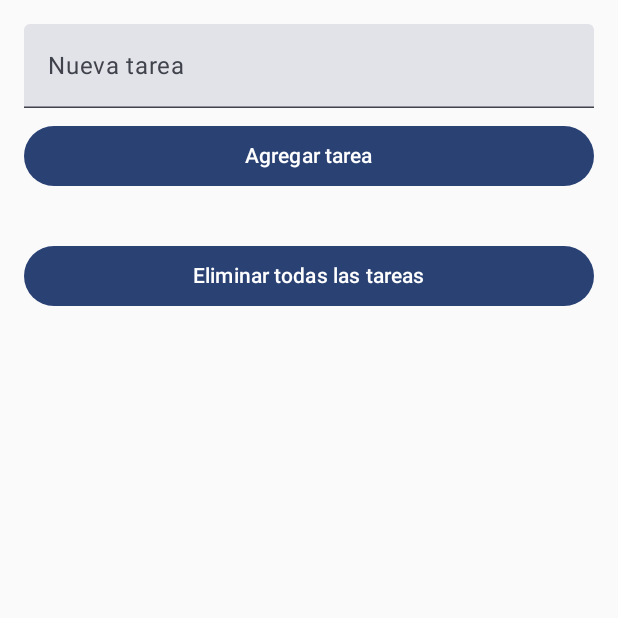
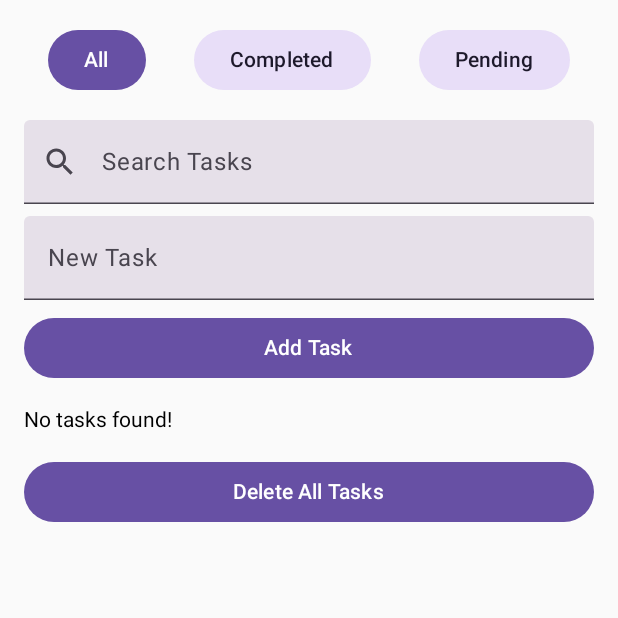
Before and after one commit to Esleytertecsup/Lab-08, an Android app built with Jetpack Compose: the screen it shows after launch (MainActivity), on a phone screen of 412 x 824 dp, the top half of it. Run offline under Robolectric (Android 15) with nearby library versions, the phone set to English and light mode, and no system bars; our stand-ins replace Room's generated code.

Commit message:
Subiendo archivos

```diff
--- a/app/src/main/java/com/example/lab08/MainActivity.kt
+++ b/app/src/main/java/com/example/lab08/MainActivity.kt
@@ -7,26 +7,27 @@ import androidx.activity.enableEdgeToEdge
 import androidx.compose.foundation.layout.*
 import androidx.compose.material3.*
 import androidx.compose.runtime.*
+import androidx.compose.ui.Alignment
 import androidx.compose.ui.Modifier
 import androidx.compose.ui.unit.dp
 import androidx.lifecycle.viewmodel.compose.viewModel
+import com.example.lab08.data.Task
 import com.example.lab08.data.TaskDatabase
 import com.example.lab08.data.TaskViewModel
-import com.example.lab08.ui.theme.Lab08Theme
-import kotlinx.coroutines.launch
+import com.example.lab08.data.TaskViewModel.FilterType
+import androidx.compose.material.icons.Icons
+import androidx.compose.material.icons.filled.Delete
+import androidx.compose.material.icons.filled.Search
 
 class MainActivity : ComponentActivity() {
     override fun onCreate(savedInstanceState: Bundle?) {
         super.onCreate(savedInstanceState)
         enableEdgeToEdge()
         setContent {
-            Lab08Theme {
             val db = TaskDatabase.getDatabase(applicationContext)
             val taskDao = db.taskDao()
             val viewModel: TaskViewModel = viewModel(factory = TaskViewModelFactory(taskDao))
-
             TaskScreen(viewModel)
-            }
         }
     }
 }
@@ -45,16 +46,65 @@ class TaskViewModelFactory(private val taskDao: com.example.lab08.data.TaskDao)
 fun TaskScreen(viewModel: TaskViewModel) {
     val tasks by viewModel.tasks.collectAsState()
     var newTaskDescription by remember { mutableStateOf("") }
+    var taskBeingEdited by remember { mutableStateOf<Task?>(null) }
+    var editedDescription by remember { mutableStateOf("") }
+    var selectedFilter by remember { mutableStateOf(FilterType.ALL) }
+    var searchQuery by remember { mutableStateOf("") }
 
     Column(
         modifier = Modifier
             .fillMaxSize()
             .padding(16.dp)
     ) {
+        Row(
+            modifier = Modifier.fillMaxWidth(),
+            horizontalArrangement = Arrangement.SpaceAround
+        ) {
+            FilterButton(
+                text = "All",
+                isSelected = selectedFilter == FilterType.ALL,
+                onClick = {
+                    selectedFilter = FilterType.ALL
+                    viewModel.setFilter(FilterType.ALL)
+                }
+            )
+            FilterButton(
+                text = "Completed",
+                isSelected = selectedFilter == FilterType.COMPLETED,
+                onClick = {
+                    selectedFilter = FilterType.COMPLETED
+                    viewModel.setFilter(FilterType.COMPLETED)
+                }
+            )
+            FilterButton(
+                text = "Pending",
+                isSelected = selectedFilter == FilterType.PENDING,
+                onClick = {
+                    selectedFilter = FilterType.PENDING
+                    viewModel.setFilter(FilterType.PENDING)
+                }
+            )
+        }
+
+        Spacer(modifier = Modifier.height(16.dp))
+
+        TextField(
+            value = searchQuery,
+            onValueChange = {
+                searchQuery = it
+                viewModel.setSearchQuery(it)
+            },
+            label = { Text("Search Tasks") },
+            leadingIcon = { Icon(Icons.Filled.Search, contentDescription = "Search") },
+            modifier = Modifier.fillMaxWidth()
+        )
+
+        Spacer(modifier = Modifier.height(8.dp))
+
         TextField(
             value = newTaskDescription,
             onValueChange = { newTaskDescription = it },
-            label = { Text("Nueva tarea") },
+            label = { Text("New Task") },
             modifier = Modifier.fillMaxWidth()
         )
 
@@ -69,22 +119,57 @@ fun TaskScreen(viewModel: TaskViewModel) {
                 .fillMaxWidth()
                 .padding(top = 8.dp)
         ) {
-            Text("Agregar tarea")
+            Text("Add Task")
         }
 
         Spacer(modifier = Modifier.height(16.dp))
 
-        Column { // Using a Column to correctly scope Composable functions in the loop
+        Column {
+            if (tasks.isEmpty()) {
+                Text("No tasks found!")
+            } else {
                 tasks.forEach { task ->
                     Row(
                         modifier = Modifier
                             .fillMaxWidth()
                             .padding(vertical = 4.dp),
-                    horizontalArrangement = Arrangement.SpaceBetween
+                        horizontalArrangement = Arrangement.SpaceBetween,
+                        verticalAlignment = Alignment.CenterVertically
                     ) {
-                    Text(text = task.description)
+                        if (taskBeingEdited == task) {
+                            TextField(
+                                value = editedDescription,
+                                onValueChange = { editedDescription = it },
+                                modifier = Modifier.weight(1f)
+                            )
+                            Button(onClick = {
+                                viewModel.editTask(task, editedDescription)
+                                taskBeingEdited = null
+                                editedDescription = ""
+                            }) {
+                                Text("Save")
+                            }
+                            Button(onClick = {
+                                taskBeingEdited = null
+                                editedDescription = ""
+                            }) {
+                                Text("Cancel")
+                            }
+                        } else {
+                            Text(text = task.description, modifier = Modifier.weight(1f))
                             Button(onClick = { viewModel.toggleTaskCompletion(task) }) {
-                        Text(if (task.isCompleted) "Completada" else "Pendiente")
+                                Text(if (task.isCompleted) "Completed" else "Pending")
+                            }
+                            Button(onClick = {
+                                taskBeingEdited = task
+                                editedDescription = task.description
+                            }) {
+                                Text("Edit")
+                            }
+                            IconButton(onClick = { viewModel.deleteTask(task) }) {
+                                Icon(Icons.Filled.Delete, contentDescription = "Delete")
+                            }
+                        }
                     }
                 }
             }
@@ -96,7 +181,21 @@ fun TaskScreen(viewModel: TaskViewModel) {
                 .fillMaxWidth()
                 .padding(top = 16.dp)
         ) {
-            Text("Eliminar todas las tareas")
+            Text("Delete All Tasks")
         }
     }
 }
+
+@Composable
+fun FilterButton(text: String, isSelected: Boolean, onClick: () -> Unit) {
+    Button(
+        onClick = onClick,
+        colors = ButtonDefaults.buttonColors(
+            containerColor = if (isSelected) MaterialTheme.colorScheme.primary else MaterialTheme.colorScheme.secondaryContainer,
+            contentColor = if (isSelected) MaterialTheme.colorScheme.onPrimary else MaterialTheme.colorScheme.onSecondaryContainer
+        ),
+        modifier = Modifier.padding(horizontal = 4.dp)
+    ) {
+        Text(text = text)
+    }
+}
--- a/app/src/main/java/com/example/lab08/data/TaskDao.kt
+++ b/app/src/main/java/com/example/lab08/data/TaskDao.kt
@@ -1,22 +1,55 @@
 package com.example.lab08.data
 
-import androidx.room.Dao
-import androidx.room.Insert
-import androidx.room.Query
-import androidx.room.Update
+import androidx.room.*
+
+
+
+import kotlinx.coroutines.flow.Flow
 
 @Dao
+
+
+
 interface TaskDao {
-    // Obtener todas las tareas
+
     @Query("SELECT * FROM tasks")
-    suspend fun getAllTasks(): List<Task>
-    // Insertar una nueva tarea
+
+    fun getAllTasks(): Flow<List<Task>>
+
+
+
+    @Query("SELECT * FROM tasks WHERE is_completed = :isCompleted")
+
+    fun getTasksByCompletionStatus(isCompleted: Boolean): Flow<List<Task>>
+
+
+
+    @Query("SELECT * FROM tasks WHERE description LIKE '%' || :query || '%'")
+
+    fun searchTasks(query: String): Flow<List<Task>>
+
+
+
     @Insert
+
     suspend fun insertTask(task: Task)
-    // Marcar una tarea como completada o no completada
+
+
+
     @Update
+
     suspend fun updateTask(task: Task)
-    // Eliminar todas las tareas
+
+
+
+    @Delete
+
+    suspend fun deleteTask(task: Task)
+
+
+
     @Query("DELETE FROM tasks")
+
     suspend fun deleteAllTasks()
+
 }
--- a/app/src/main/java/com/example/lab08/data/TaskDatabase.kt
+++ b/app/src/main/java/com/example/lab08/data/TaskDatabase.kt
@@ -1,28 +1,59 @@
 package com.example.lab08.data
 
 import android.content.Context
+
+
+
 import androidx.room.Database
+
+
+
 import androidx.room.Room
+
+
+
 import androidx.room.RoomDatabase
 
 @Database(entities = [Task::class], version = 1, exportSchema = false)
+
+
+
 abstract class TaskDatabase : RoomDatabase() {
+
+
+
     abstract fun taskDao(): TaskDao
 
     companion object {
+
         @Volatile
+
         private var INSTANCE: TaskDatabase? = null
 
+
+
         fun getDatabase(context: Context): TaskDatabase {
+
             return INSTANCE ?: synchronized(this) {
+
                 val instance = Room.databaseBuilder(
+
                     context.applicationContext,
+
                     TaskDatabase::class.java,
-                    "task_db"
+
+                    "task_database"
+
                 ).build()
+
                 INSTANCE = instance
+
                 instance
+
             }
+
         }
+
     }
+
 }
--- a/app/src/main/java/com/example/lab08/data/TaskViewModel.kt
+++ b/app/src/main/java/com/example/lab08/data/TaskViewModel.kt
@@ -1,53 +1,212 @@
+
 package com.example.lab08.data
 
 import androidx.lifecycle.ViewModel
+
+
+
 import androidx.lifecycle.viewModelScope
+
+
+
 import kotlinx.coroutines.flow.MutableStateFlow
+
+
+
+import kotlinx.coroutines.flow.SharingStarted
+
+
+
 import kotlinx.coroutines.flow.StateFlow
+
+
+
+import kotlinx.coroutines.flow.combine
+
+
+
+import kotlinx.coroutines.flow.flatMapLatest
+
+
+
+import kotlinx.coroutines.flow.onEach
+
+
+
+import kotlinx.coroutines.flow.stateIn
+
+
+
 import kotlinx.coroutines.launch
-
 
 class TaskViewModel(private val dao: TaskDao) : ViewModel() {
 
 
-    // Estado para la lista de tareas
-    private val _tasks = MutableStateFlow<List<Task>>(emptyList())
-    val tasks: StateFlow<List<Task>> = _tasks
+
+    private val _filterType = MutableStateFlow(FilterType.ALL)
+
+    private val _searchQuery = MutableStateFlow("")
 
 
-    init {
-        // Al inicializar, cargamos las tareas de la base de datos
-        viewModelScope.launch {
-            _tasks.value = dao.getAllTasks()
+
+    private val _filteredTasks = combine(_filterType, _searchQuery) { filterType, query ->
+
+        Pair(filterType, query)
+
+    }.flatMapLatest { (filterType, query) ->
+
+        when (filterType) {
+
+            FilterType.ALL -> {
+
+                if (query.isEmpty()) {
+
+                    dao.getAllTasks()
+
+                } else {
+
+                    dao.searchTasks(query)
+
+                }
+
+            }
+
+            FilterType.COMPLETED -> {
+
+                if (query.isEmpty()) {
+
+                    dao.getTasksByCompletionStatus(true)
+
+                } else {
+
+                    dao.searchTasks(query).onEach { it.filter { task -> task.isCompleted } }
+
+                }
+
+            }
+
+            FilterType.PENDING -> {
+
+                if (query.isEmpty()) {
+
+                    dao.getTasksByCompletionStatus(false)
+
+                } else {
+
+                    dao.searchTasks(query).onEach { it.filter { task -> !task.isCompleted } }
+
+                }
+
+            }
+
         }
+
     }
 
 
-    // Función para añadir una nueva tarea
+
+    val tasks: StateFlow<List<Task>> = _filteredTasks.stateIn(
+
+        viewModelScope,
+
+        SharingStarted.WhileSubscribed(5000),
+
+        emptyList()
+
+    )
+
+
+
     fun addTask(description: String) {
+
         val newTask = Task(description = description)
+
         viewModelScope.launch {
+
             dao.insertTask(newTask)
-            _tasks.value = dao.getAllTasks() // Recargamos la lista
+
         }
+
     }
 
 
-    // Función para alternar el estado de completado de una tarea
+
     fun toggleTaskCompletion(task: Task) {
+
         viewModelScope.launch {
+
             val updatedTask = task.copy(isCompleted = !task.isCompleted)
+
             dao.updateTask(updatedTask)
-            _tasks.value = dao.getAllTasks() // Recargamos la lista
+
         }
+
     }
 
 
-    // Función para eliminar todas las tareas
+
+    fun deleteTask(task: Task) {
+
+        viewModelScope.launch {
+
+            dao.deleteTask(task)
+
+        }
+
+    }
+
+
+
     fun deleteAllTasks() {
+
         viewModelScope.launch {
+
             dao.deleteAllTasks()
-            _tasks.value = emptyList() // Vaciamos la lista en el estado
+
         }
+
     }
+
+
+
+    fun editTask(task: Task, newDescription: String) {
+
+        viewModelScope.launch {
+
+            val updatedTask = task.copy(description = newDescription)
+
+            dao.updateTask(updatedTask)
+
+        }
+
+    }
+
+
+
+    fun setFilter(filterType: FilterType) {
+
+        _filterType.value = filterType
+
+    }
+
+
+
+    fun setSearchQuery(query: String) {
+
+        _searchQuery.value = query
+
+    }
+
+
+
+    enum class FilterType {
+
+        ALL,
+
+        COMPLETED,
+
+        PENDING
+
+    }
+
 }
```
Also changed, not shown: app/src/main/java/com/example/lab08/data/Task.kt (+22 -0 lines). Lines whose indentation alone changed are shown as unchanged.
